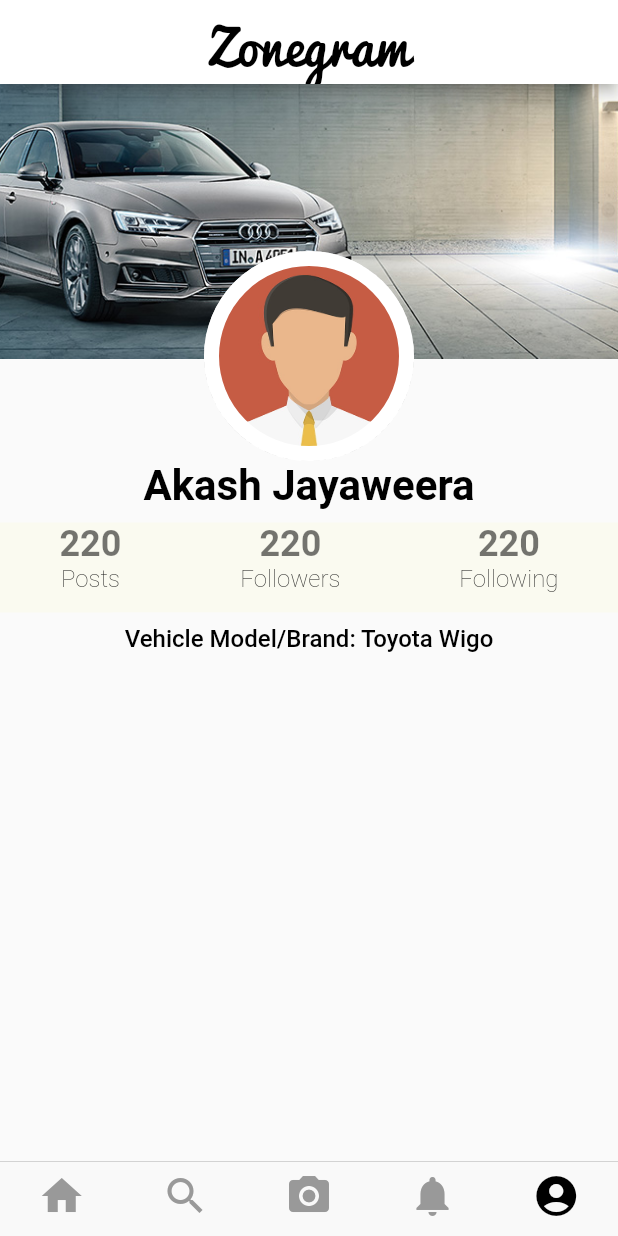
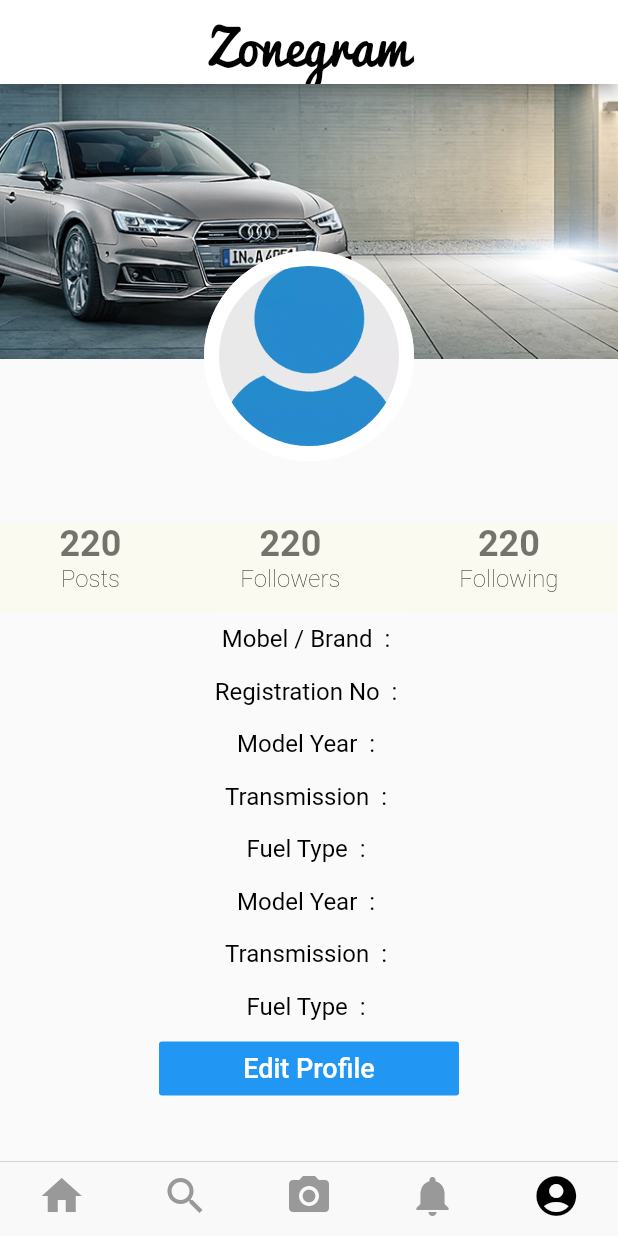
Before and after one commit to ATec-SL/carAppSL, a Flutter app: the screen it shows once a user with an empty profile is signed in, swiped to page 5, on a phone screen of 412 x 824 dp. Run offline on Flutter 3.47's test engine with Material 2 defaults, Android fonts, the phone set to English and light mode, and no system bars; our stand-ins replace cached_network_image, cloud_firestore, expandable, firebase_auth, firebase_storage, flutter_image_compress and 1 more; accounts and stored records are empty.

Commit message:
Add new profile page

```diff
--- a/lib/Screens/home_screen.dart
+++ b/lib/Screens/home_screen.dart
@@ -2,6 +2,7 @@ import 'package:carappsl/Screens/activity_screen.dart';
 import 'package:carappsl/Screens/create_post_screen.dart';
 import 'package:carappsl/Screens/feed_screen.dart';
 import 'package:carappsl/Screens/profile_screen.dart';
+import 'package:carappsl/Screens/profile_screenN.dart';
 import 'package:carappsl/Screens/search_screen.dart';
 import 'package:carappsl/Screens/test_screen.dart';
 import 'package:flutter/cupertino.dart';
@@ -53,7 +54,7 @@ class _HomeScreeenState extends State<HomeScreeen> {
           SearchScreen(),
           CreatePostScreen(),
           ActivityScreen(),
-          TestScreen(userId: widget.userId),
+          ProfileScreenN(userId: widget.userId),
 
         ],
         onPageChanged: (int index){
--- /dev/null
+++ b/lib/Screens/profile_screenN.dart
@@ -0,0 +1,246 @@
+import 'package:expandable/expandable.dart';
+import 'package:flutter/material.dart';
+//import 'package:flutter/services.dart';
+import 'package:carappsl/models/user_model.dart';
+import 'package:carappsl/Screens/edit_screen.dart';
+import 'package:carappsl/utilties/constants.dart';
+import 'package:cached_network_image/cached_network_image.dart';
+
+
+class ProfileScreenN extends StatefulWidget {
+
+  final String userId;
+
+  ProfileScreenN({this.userId});
+  @override
+  _ProfileScreenNState createState() => _ProfileScreenNState();
+}
+
+class _ProfileScreenNState extends State<ProfileScreenN> {
+
+  Widget buidCoverImage(Size screenSize){
+    return Container(
+      height: screenSize.height /4.5,
+      decoration: BoxDecoration(
+          image: DecorationImage(
+            image: AssetImage('assets/images/cover.jpg'),
+            fit: BoxFit.cover,
+          )
+      ),
+    );
+  }
+
+  Widget buildFullName(User user){
+    TextStyle naeTextStyle = TextStyle(
+      fontFamily: 'Roboto',
+      color: Colors.black,
+      fontSize: 28.0,
+      fontWeight: FontWeight.w700,
+    );
+    return Text(
+      user.name,
+      style: naeTextStyle,
+    );
+  }
+
+  Widget buildStatContainer(){
+    TextStyle ststLabeltextStyle = TextStyle(
+      color: Colors.black,
+      fontFamily: 'Roboto',
+      fontSize: 16.0,
+      fontWeight: FontWeight.w200,
+    );
+
+    TextStyle statCounttextStyle = TextStyle(
+      color: Colors.black54,
+      fontSize: 24.0,
+      fontWeight: FontWeight.bold,
+    );
+
+    return Container(
+      height: 60.0,
+      margin: EdgeInsets.only(top: 8.0),
+      decoration: BoxDecoration(
+        color: Color(0xFFeFF4F),
+
+      ),
+
+      child: Row(
+        mainAxisAlignment: MainAxisAlignment.spaceAround,
+        children: <Widget>[
+          buildStatItem("Posts", "220"),
+          buildStatItem("Followers", "220"),
+          buildStatItem("Following", "220")
+        ],
+      ),
+    );
+  }
+
+  Widget buildStatItem( String label, String count){
+
+    TextStyle ststLabeltextStyle = TextStyle(
+      color: Colors.black,
+      fontFamily: 'Roboto',
+      fontSize: 16.0,
+      fontWeight: FontWeight.w200,
+    );
+
+    TextStyle statCounttextStyle = TextStyle(
+      color: Colors.black54,
+      fontSize: 24.0,
+      fontWeight: FontWeight.bold,
+    );
+
+    return Column(
+      children: <Widget>[
+        Text(
+          count,
+          style: statCounttextStyle,
+        ),
+        Text(
+          label,
+          style: ststLabeltextStyle,
+        )
+      ],
+    );
+  }
+
+  Widget buildProfileImage(User user){
+    return Center(
+      child: Container(
+        width: 140.0,
+        height: 140.0,
+        decoration: BoxDecoration(
+            image: DecorationImage(
+                image: user.profileImageUrl.isEmpty
+                    ? AssetImage('assets/images/placeHolder.png')
+                    : CachedNetworkImageProvider(user.profileImageUrl),
+                fit: BoxFit.cover
+            ),
+            borderRadius: BorderRadius.circular(80.0),
+            border: Border.all(
+              color:Colors.white,
+              width: 10.0,
+            )
+        ),
+
+      ),
+    );
+  }
+
+  Widget vehicleDetails(BuildContext context, String label, String value){
+    TextStyle modelBrand = TextStyle(
+      fontWeight: FontWeight.w500,
+      color: Colors.black,
+      fontSize: 16.0,
+    );
+
+    return Container(
+      color: Theme.of(context).scaffoldBackgroundColor,
+      padding: EdgeInsets.all(8.0),
+      child: RichText(
+        text: new TextSpan(
+          // Note: Styles for TextSpans must be explicitly defined.
+          // Child text spans will inherit styles from parent
+          style: new TextStyle(
+            fontSize: 16.0,
+            color: Colors.black,
+          ),
+          children: <TextSpan>[
+            new TextSpan(text: label+ '  : '),
+            new TextSpan(text: value , style: new TextStyle(fontWeight: FontWeight.bold, color: Colors.black87, fontSize: 18.0)),
+
+          ],
+
+        ),
+      ),
+    );
+  }
+
+  Widget editButton(User user){
+    return  Container(
+      width: 200.0,
+      child: FlatButton(
+        onPressed: () => Navigator.push(context,
+            MaterialPageRoute(
+                builder: (_) => EditProfileScreen(user: user,)
+            )),
+        color: Colors.blue,
+        textColor: Colors.white,
+        child: Text(
+          'Edit Profile',
+          style: TextStyle(fontSize: 18.0),
+
+        ),
+      ),
+    );
+  }
+
+  Widget qqqq(BuildContext context) {
+    return ExpandablePanel(
+      header: Text("adsdvd"),
+      collapsed: Text("efgvvervvc vfedv ev fevwe e ", softWrap: true, maxLines: 2, overflow: TextOverflow.ellipsis,),
+      expanded: Text("sdvfcvc w  w ewfce", softWrap: true, ),
+      tapHeaderToExpand: true,
+      hasIcon: true,
+    );
+  }
+
+  @override
+  Widget build(BuildContext context) {
+    Size screenSize = MediaQuery.of(context).size;
+
+    return Scaffold(
+        backgroundColor: Colors.white,
+
+        body: FutureBuilder(
+
+          future: usersRef.document(widget.userId).get(),
+          builder: (BuildContext context, AsyncSnapshot snapshot) {
+
+            if(!snapshot.hasData){
+              return Center(
+                child: CircularProgressIndicator(),
+              );
+            }
+
+            User user = User.fromDoc(snapshot.data);
+            return Scaffold(
+
+              body: Stack(
+                children: <Widget>[
+                buidCoverImage(screenSize,),
+              SafeArea(
+                child: SingleChildScrollView(
+                  child: Column(
+                    children: <Widget>[
+                      SizedBox(height: screenSize.height / 7.4,),
+                      buildProfileImage(user),
+                      buildFullName(user),
+                      buildStatContainer(),
+                      vehicleDetails(context, "Mobel / Brand", user.brandModel),
+                      vehicleDetails(context, "Registration No", user.vehiceRegNo),
+                      vehicleDetails(context, "Model Year", user.year),
+                      vehicleDetails(context, "Transmission", user.transmission),
+                      vehicleDetails(context, "Fuel Type", user.fuelType),
+                      vehicleDetails(context, "Model Year", user.year),
+                      vehicleDetails(context, "Transmission", user.transmission),
+                      vehicleDetails(context, "Fuel Type", user.fuelType),
+                      editButton(user)
+
+                    ],
+                  ),
+                ),
+              ),
+
+
+                ],
+
+              ),
+            );
+          },
+        )
+
+    );
+  }
+}
--- a/lib/Services/auth_service.dart
+++ b/lib/Services/auth_service.dart
@@ -30,7 +30,7 @@ class AuthService{
 
         });
 
-        Navigator.pushReplacementNamed(context, FeedScreen.id);
+        Navigator.pop(context);
       }
     }
     catch(e) {
--- a/lib/models/user_model.dart
+++ b/lib/models/user_model.dart
@@ -5,7 +5,7 @@ class User{
   final String name;
   final String profileImageUrl;
   final String email;
-  final String bio;
+  final String bio, brandModel,vehiceRegNo, year, transmission, fuelType;
 
   User({
     this.id,
@@ -13,6 +13,11 @@ class User{
     this.profileImageUrl,
     this.email,
     this.bio,
+    this.brandModel,
+    this.vehiceRegNo,
+    this.year,
+    this.transmission,
+    this.fuelType,
   });
 
   factory User.fromDoc(DocumentSnapshot doc){
@@ -23,6 +28,12 @@ class User{
       profileImageUrl: doc['profileImageUrl'],
       email: doc['email'],
       bio: doc['bio'] ?? '', //return empty string
+      brandModel: doc['brandModel'],
+      vehiceRegNo: doc['vehiceRegNo'],
+      year: doc['year'],
+      transmission: doc['transmission'],
+      fuelType: doc['fuelType'],
+
 
     );
   }
--- a/pubspec.yaml
+++ b/pubspec.yaml
@@ -33,6 +33,7 @@ dependencies:
   flutter_image_compress: ^0.6.5+1
   path_provider: ^1.5.1
   uuid: ^2.0.4
+  expandable: ^4.1.2
 
 
 dev_dependencies:
```
Also changed, not shown: pubspec.lock.
